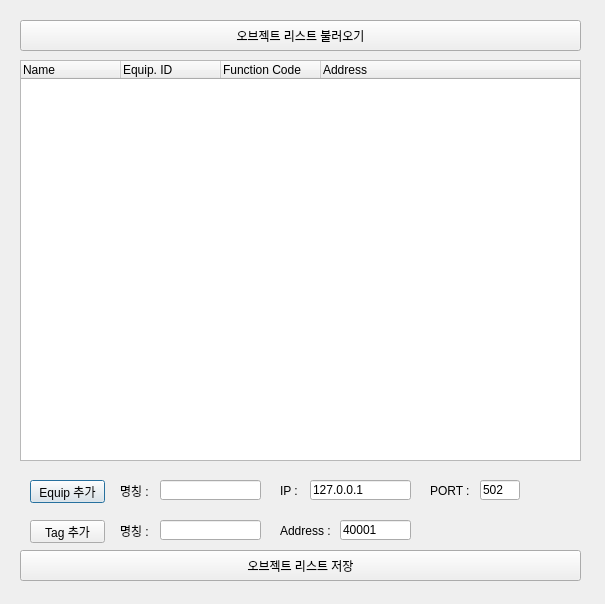
Before: the Qt Designer form modules/modbus_comm/modbus_tagmaster/modbus_tagmaster.ui in wkim300/BASS-BEMS, drawn with Qt 5.
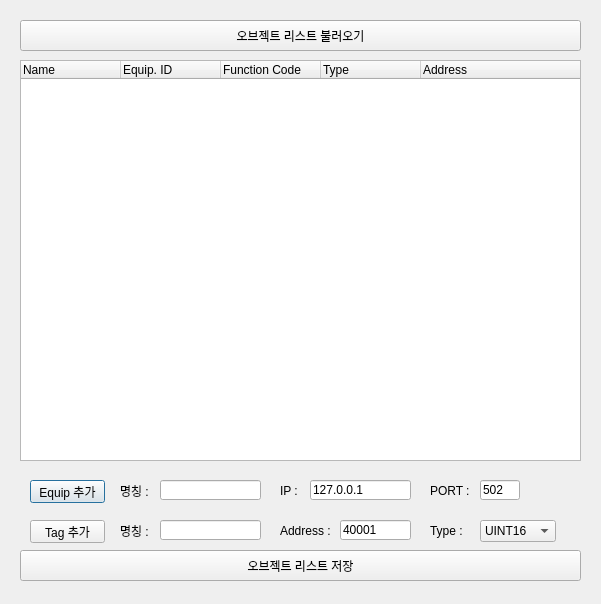
After: the same form once the commit is applied.

Diff of the .ui file:
```diff
--- a/modules/modbus_comm/modbus_tagmaster/modbus_tagmaster.ui
+++ b/modules/modbus_comm/modbus_tagmaster/modbus_tagmaster.ui
@@ -6,7 +6,7 @@
    <rect>
     <x>0</x>
     <y>0</y>
-    <width>605</width>
+    <width>601</width>
     <height>604</height>
    </rect>
   </property>
@@ -43,6 +43,11 @@
      <string>Function Code</string>
     </property>
    </column>
+   <column>
+    <property name="text">
+     <string>Type</string>
+    </property>
+   </column>
    <column>
     <property name="text">
      <string>Address</string>
@@ -231,6 +236,39 @@
     <string>오브젝트 리스트 불러오기</string>
    </property>
   </widget>
+  <widget class="QLabel" name="label_6">
+   <property name="geometry">
+    <rect>
+     <x>430</x>
+     <y>520</y>
+     <width>56</width>
+     <height>21</height>
+    </rect>
+   </property>
+   <property name="text">
+    <string>Type :</string>
+   </property>
+  </widget>
+  <widget class="QComboBox" name="cb_type">
+   <property name="geometry">
+    <rect>
+     <x>480</x>
+     <y>520</y>
+     <width>76</width>
+     <height>22</height>
+    </rect>
+   </property>
+   <item>
+    <property name="text">
+     <string>UINT16</string>
+    </property>
+   </item>
+   <item>
+    <property name="text">
+     <string>UINT32</string>
+    </property>
+   </item>
+  </widget>
  </widget>
  <tabstops>
   <tabstop>tree1</tabstop>
```
Left out of the diff: 3 changed lines with no effect on the pictures.
